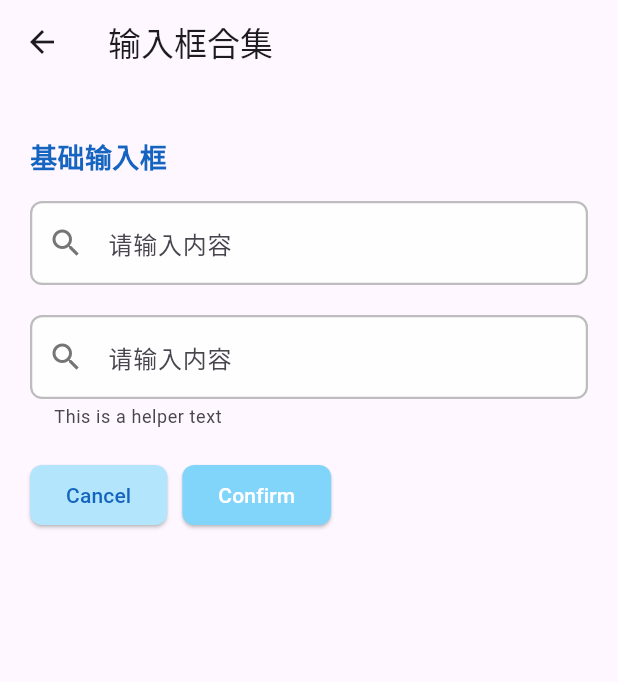
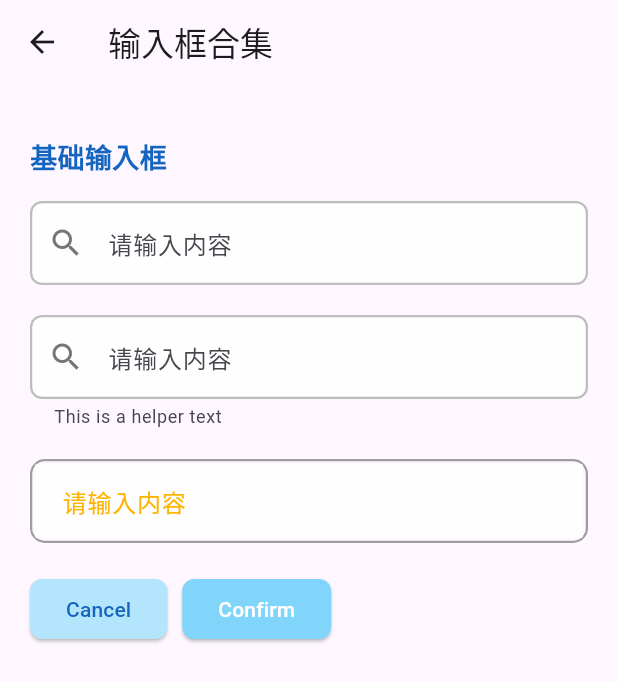
Before and after one commit to 0x0BB9/will_widget_playground, a Flutter app: the TextFieldPages screen opened directly, on a phone screen of 412 x 824 dp. Shown: the top 682 px of the screen. Run offline on Flutter 3.47's test engine with Material 3 defaults, Android fonts, the phone set to English and light mode, and no system bars.

Commit message:
_buildTextFieldWithCustomBorder added

```diff
--- a/lib/case/text_field_pages.dart
+++ b/lib/case/text_field_pages.dart
@@ -29,6 +29,8 @@ class _TextFieldPagesState extends State<TextFieldPages> {
           _buildTextFieldWithBorder(),
           SizedBox(height: 20),
           _buildTextField(),
+          SizedBox(height: 20),
+          _buildTextFieldWithCustomBorder(),
           SizedBox(height: 20),
           _buildActionButtons(),
           SizedBox(height: 220),
@@ -69,6 +71,45 @@ class _TextFieldPagesState extends State<TextFieldPages> {
         ),
       ),
       onChanged: (value) => setState(() {}),
+    );
+  }
+
+  Widget _buildTextFieldWithCustomBorder() {
+    return Container(
+      padding: EdgeInsets.all(2),
+      decoration: BoxDecoration(
+        border: Border.all(
+          color: Colors.grey,
+          width: 1.5,
+        ),
+        borderRadius: BorderRadius.all(
+          Radius.circular(10),
+        ),
+      ),
+      child: TextField(
+        obscureText: true,
+        controller: _textController,
+        focusNode: _focusNode,
+        style: TextStyle(
+            fontSize: 14, color: Colors.black, fontWeight: FontWeight.w700),
+        decoration: InputDecoration(
+          filled: true,
+          contentPadding: EdgeInsets.symmetric(horizontal: 14, vertical: 6),
+          fillColor: Colors.white.withValues(alpha: 0.9),
+          labelText: "请输入内容",
+          labelStyle: TextStyle(color: Colors.amber[600]),
+          floatingLabelStyle: TextStyle(color: Colors.amber[100]),
+          floatingLabelBehavior: FloatingLabelBehavior.auto,
+          border: InputBorder.none,
+          suffixIcon: _textController.text.isEmpty
+              ? null
+              : IconButton(
+            icon: Icon(Icons.visibility_off_outlined, color: Colors.grey[600]),
+            onPressed: () => _textController.clear(),
+          ),
+        ),
+        onChanged: (value) => setState(() {}),
+      ),
     );
   }
 
```
